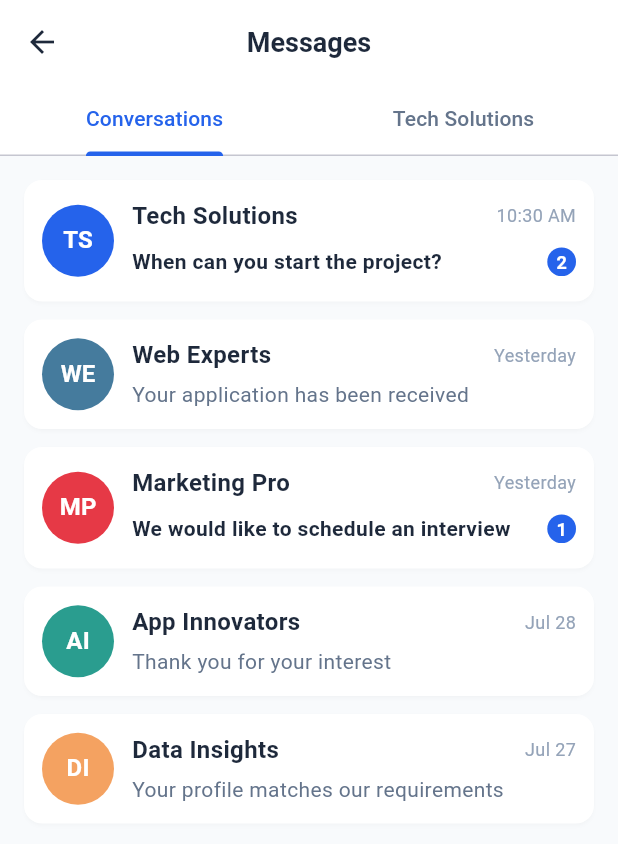
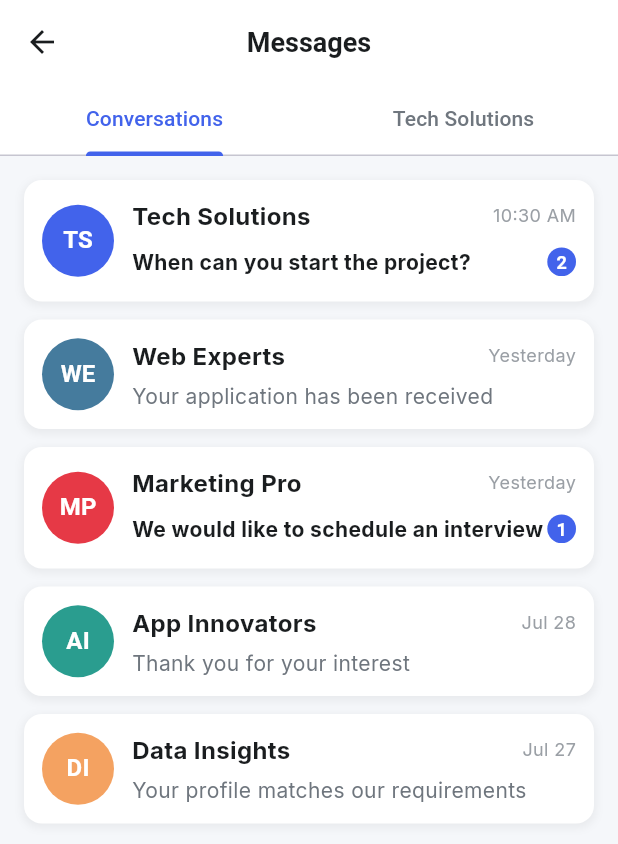
Before and after one commit to ConnectiWork/connecti-work-flutter-ui, a Flutter app: the ChatScreen screen opened directly, on a phone screen of 412 x 824 dp. Shown: the top 844 px of the screen. Run offline on Flutter 3.47's test engine with Material 3 defaults, Android fonts, the phone set to English and light mode, and no system bars; our stand-ins replace card_swiper, flutter_rating_bar, google_fonts, iconsax.

Commit message:
version 2

```diff
--- a/lib/theme/app_colors.dart
+++ b/lib/theme/app_colors.dart
@@ -2,21 +2,22 @@
 
 class AppColors {
   // Primary colors
-  static const Color primary = Color(0xFF2563EB); // Blue
-  static const Color primaryLight = Color(0xFF60A5FA);
-  static const Color primaryDark = Color(0xFF1E40AF);
+  static const Color primary = Color(0xFF4263EB); // Modern blue
+  static const Color primaryLight = Color(0xFFEEF1FF);
+  static const Color primaryDark = Color(0xFF2C4BE0);
 
   // Background colors
-  static const Color background = Color(0xFFF8FAFC);
+  static const Color background = Color(0xFFF5F7FA);
   static const Color cardBackground = Colors.white;
 
   // Text colors
-  static const Color textPrimary = Color(0xFF1E293B);
-  static const Color textSecondary = Color(0xFF64748B);
-  static const Color textLight = Color(0xFF94A3B8);
+  static const Color textPrimary = Color(0xFF1A1D1F);
+  static const Color textSecondary = Color(0xFF6F767E);
+  static const Color textLight = Color(0xFF9A9FA5);
 
   // Accent colors
-  static const Color accent = Color(0xFF10B981); // Green for success
+  static const Color accent = Color(0xFF38BDF8); // Blue accent
+  static const Color success = Color(0xFF22C55E); // Green for success
   static const Color warning = Color(0xFFF59E0B); // Amber for warnings
   static const Color error = Color(0xFFEF4444); // Red for errors
 
@@ -28,12 +29,19 @@
 
   // Gradient colors
   static const List<Color> blueGradient = [
-    Color(0xFF2563EB),
-    Color(0xFF3B82F6),
+    Color(0xFF4263EB),
+    Color(0xFF5E7BF7),
   ];
 
   // UI element colors
-  static const Color divider = Color(0xFFE2E8F0);
-  static const Color shadow = Color(0x1A000000);
-  static const Color shimmer = Color(0xFFE2E8F0);
+  static const Color divider = Color(0xFFEAEEF2);
+  static const Color shadow = Color(0x0D000000);
+  static const Color shimmer = Color(0xFFEEF1FF);
+
+  // Additional UI colors
+  static const Color card = Colors.white;
+  static const Color cardShadow = Color(0x0D000000);
+  static const Color tagBackground = Color(0xFFF5F7FA);
+  static const Color activeTab = Color(0xFF4263EB);
+  static const Color inactiveTab = Color(0xFF9A9FA5);
 }
--- a/lib/theme/app_text_styles.dart
+++ b/lib/theme/app_text_styles.dart
@@ -1,86 +1,113 @@
 import 'package:flutter/material.dart';
+import 'package:google_fonts/google_fonts.dart';
 import 'app_colors.dart';
 
 class AppTextStyles {
   // Headings
-  static const TextStyle heading1 = TextStyle(
+  static TextStyle heading1 = GoogleFonts.inter(
     fontSize: 28,
-    fontWeight: FontWeight.bold,
+    fontWeight: FontWeight.w700,
     color: AppColors.textPrimary,
     height: 1.3,
+    letterSpacing: -0.5,
   );
 
-  static const TextStyle heading2 = TextStyle(
+  static TextStyle heading2 = GoogleFonts.inter(
     fontSize: 24,
-    fontWeight: FontWeight.bold,
+    fontWeight: FontWeight.w700,
     color: AppColors.textPrimary,
     height: 1.3,
+    letterSpacing: -0.3,
   );
 
-  static const TextStyle heading3 = TextStyle(
+  static TextStyle heading3 = GoogleFonts.inter(
     fontSize: 20,
-    fontWeight: FontWeight.bold,
+    fontWeight: FontWeight.w600,
     color: AppColors.textPrimary,
     height: 1.3,
+    letterSpacing: -0.2,
   );
 
-  static const TextStyle heading4 = TextStyle(
+  static TextStyle heading4 = GoogleFonts.inter(
     fontSize: 18,
-    fontWeight: FontWeight.bold,
+    fontWeight: FontWeight.w600,
     color: AppColors.textPrimary,
     height: 1.3,
+    letterSpacing: -0.1,
   );
 
   // Body text
-  static const TextStyle bodyLarge = TextStyle(
+  static TextStyle bodyLarge = GoogleFonts.inter(
     fontSize: 16,
-    fontWeight: FontWeight.normal,
+    fontWeight: FontWeight.w400,
     color: AppColors.textPrimary,
     height: 1.5,
   );
 
-  static const TextStyle bodyMedium = TextStyle(
+  static TextStyle bodyMedium = GoogleFonts.inter(
     fontSize: 14,
-    fontWeight: FontWeight.normal,
+    fontWeight: FontWeight.w400,
     color: AppColors.textPrimary,
     height: 1.5,
   );
 
-  static const TextStyle bodySmall = TextStyle(
+  static TextStyle bodySmall = GoogleFonts.inter(
     fontSize: 12,
-    fontWeight: FontWeight.normal,
+    fontWeight: FontWeight.w400,
     color: AppColors.textSecondary,
     height: 1.5,
   );
 
   // Button text
-  static const TextStyle buttonLarge = TextStyle(
+  static TextStyle buttonLarge = GoogleFonts.inter(
     fontSize: 16,
-    fontWeight: FontWeight.bold,
+    fontWeight: FontWeight.w600,
     color: Colors.white,
     height: 1.5,
   );
 
-  static const TextStyle buttonMedium = TextStyle(
+  static TextStyle buttonMedium = GoogleFonts.inter(
     fontSize: 14,
-    fontWeight: FontWeight.bold,
+    fontWeight: FontWeight.w600,
     color: Colors.white,
     height: 1.5,
   );
 
   // Caption text
-  static const TextStyle caption = TextStyle(
+  static TextStyle caption = GoogleFonts.inter(
     fontSize: 12,
-    fontWeight: FontWeight.normal,
+    fontWeight: FontWeight.w400,
     color: AppColors.textLight,
     height: 1.5,
   );
 
   // Label text
-  static const TextStyle label = TextStyle(
+  static TextStyle label = GoogleFonts.inter(
     fontSize: 14,
     fontWeight: FontWeight.w500,
     color: AppColors.textSecondary,
     height: 1.5,
   );
+
+  // Special styles
+  static TextStyle price = GoogleFonts.inter(
+    fontSize: 24,
+    fontWeight: FontWeight.w700,
+    color: AppColors.primary,
+    height: 1.2,
+  );
+
+  static TextStyle tag = GoogleFonts.inter(
+    fontSize: 12,
+    fontWeight: FontWeight.w500,
+    color: AppColors.textSecondary,
+    height: 1.2,
+  );
+
+  static TextStyle cardTitle = GoogleFonts.inter(
+    fontSize: 16,
+    fontWeight: FontWeight.w600,
+    color: AppColors.textPrimary,
+    height: 1.3,
+  );
 }
--- a/lib/widgets/bottom_nav_bar.dart
+++ b/lib/widgets/bottom_nav_bar.dart
@@ -1,5 +1,7 @@
 import 'package:flutter/material.dart';
+import 'package:iconsax/iconsax.dart';
 import '../theme/app_colors.dart';
+import '../theme/app_text_styles.dart';
 
 class BottomNavBar extends StatelessWidget {
   final int currentIndex;
@@ -40,33 +42,32 @@
           backgroundColor: Colors.white,
           selectedItemColor: AppColors.primary,
           unselectedItemColor: AppColors.textLight,
-          selectedLabelStyle: const TextStyle(
+          selectedLabelStyle: AppTextStyles.caption.copyWith(
             fontWeight: FontWeight.w600,
-            fontSize: 12,
           ),
-          unselectedLabelStyle: const TextStyle(
+          unselectedLabelStyle: AppTextStyles.caption.copyWith(
             fontWeight: FontWeight.w500,
-            fontSize: 12,
           ),
+          elevation: 0,
           items: const [
             BottomNavigationBarItem(
-              icon: Icon(Icons.map_outlined),
-              activeIcon: Icon(Icons.map),
+              icon: Icon(Iconsax.home),
+              activeIcon: Icon(Iconsax.home_15),
               label: 'Home',
             ),
             BottomNavigationBarItem(
-              icon: Icon(Icons.work_outline),
-              activeIcon: Icon(Icons.work),
-              label: 'Jobs',
+              icon: Icon(Iconsax.briefcase),
+              activeIcon: Icon(Iconsax.briefcase5),
+              label: 'Discover',
             ),
             BottomNavigationBarItem(
-              icon: Icon(Icons.chat_bubble_outline),
-              activeIcon: Icon(Icons.chat_bubble),
-              label: 'Chat',
+              icon: Icon(Iconsax.message),
+              activeIcon: Icon(Iconsax.message5),
+              label: 'Messages',
             ),
             BottomNavigationBarItem(
-              icon: Icon(Icons.person_outline),
-              activeIcon: Icon(Icons.person),
+              icon: Icon(Iconsax.profile_circle),
+              activeIcon: Icon(Iconsax.profile_circle5),
               label: 'Profile',
             ),
           ],
--- a/lib/widgets/custom_button.dart
+++ b/lib/widgets/custom_button.dart
@@ -2,7 +2,7 @@
 import '../theme/app_colors.dart';
 import '../theme/app_text_styles.dart';
 
-enum ButtonType { primary, secondary, text }
+enum ButtonType { primary, secondary, text, outline }
 
 class CustomButton extends StatelessWidget {
   final String text;
@@ -45,6 +45,8 @@
         return _buildSecondaryButton();
       case ButtonType.text:
         return _buildTextButton();
+      case ButtonType.outline:
+        return _buildOutlineButton();
     }
   }
 
@@ -58,20 +60,38 @@
           borderRadius: BorderRadius.circular(borderRadius),
         ),
         elevation: 0,
+        padding: const EdgeInsets.symmetric(horizontal: 20),
       ),
       child: _buildButtonContent(Colors.white),
     );
   }
 
   Widget _buildSecondaryButton() {
+    return ElevatedButton(
+      onPressed: isLoading ? null : onPressed,
+      style: ElevatedButton.styleFrom(
+        backgroundColor: AppColors.primaryLight,
+        foregroundColor: AppColors.primary,
+        shape: RoundedRectangleBorder(
+          borderRadius: BorderRadius.circular(borderRadius),
+        ),
+        elevation: 0,
+        padding: const EdgeInsets.symmetric(horizontal: 20),
+      ),
+      child: _buildButtonContent(AppColors.primary),
+    );
+  }
+
+  Widget _buildOutlineButton() {
     return OutlinedButton(
       onPressed: isLoading ? null : onPressed,
       style: OutlinedButton.styleFrom(
         foregroundColor: AppColors.primary,
-        side: const BorderSide(color: AppColors.primary),
+        side: const BorderSide(color: AppColors.primary, width: 1.5),
         shape: RoundedRectangleBorder(
           borderRadius: BorderRadius.circular(borderRadius),
         ),
+        padding: const EdgeInsets.symmetric(horizontal: 20),
       ),
       child: _buildButtonContent(AppColors.primary),
     );
@@ -85,6 +105,7 @@
         shape: RoundedRectangleBorder(
           borderRadius: BorderRadius.circular(borderRadius),
         ),
+        padding: const EdgeInsets.symmetric(horizontal: 16),
       ),
       child: _buildButtonContent(AppColors.primary),
     );
@@ -109,17 +130,11 @@
         children: [
           Icon(icon, size: 18),
           const SizedBox(width: 8),
-          Text(
-            text,
-            style: AppTextStyles.buttonMedium.copyWith(color: color),
-          ),
+          Text(text, style: AppTextStyles.buttonMedium.copyWith(color: color)),
         ],
       );
     }
 
-    return Text(
-      text,
-      style: AppTextStyles.buttonMedium.copyWith(color: color),
-    );
+    return Text(text, style: AppTextStyles.buttonMedium.copyWith(color: color));
   }
 }
--- a/lib/widgets/custom_card.dart
+++ b/lib/widgets/custom_card.dart
@@ -10,6 +10,7 @@
   final VoidCallback? onTap;
   final bool hasBorder;
   final Color borderColor;
+  final bool isHighlighted;
 
   const CustomCard({
     super.key,
@@ -17,32 +18,43 @@
     this.padding = const EdgeInsets.all(16),
     this.borderRadius = 16,
     this.backgroundColor = Colors.white,
-    this.elevation = 2,
+    this.elevation = 1,
     this.onTap,
     this.hasBorder = false,
     this.borderColor = AppColors.divider,
+    this.isHighlighted = false,
   });
 
   @override
   Widget build(BuildContext context) {
-    return Material(
+    return Container(
+      decoration: BoxDecoration(
         color: backgroundColor,
-      elevation: elevation,
-      shadowColor: AppColors.shadow,
+        borderRadius: BorderRadius.circular(borderRadius),
+        border: hasBorder ? Border.all(color: borderColor, width: 1) : null,
+        boxShadow: [
+          BoxShadow(
+            color:
+                isHighlighted
+                    ? AppColors.primary.withAlpha(25)
+                    : AppColors.cardShadow,
+            blurRadius: elevation * 4,
+            spreadRadius: elevation,
+            offset: const Offset(0, 2),
+          ),
+        ],
+      ),
+      child: Material(
+        color: Colors.transparent,
         clipBehavior: Clip.antiAlias,
-      shape:
-          hasBorder
-              ? RoundedRectangleBorder(
         borderRadius: BorderRadius.circular(borderRadius),
-                side: BorderSide(color: borderColor, width: 1),
-              )
-              : RoundedRectangleBorder(
-                borderRadius: BorderRadius.circular(borderRadius),
-              ),
         child: InkWell(
           onTap: onTap,
+          splashColor: AppColors.primary.withAlpha(13),
+          highlightColor: AppColors.primary.withAlpha(13),
           borderRadius: BorderRadius.circular(borderRadius),
           child: Padding(padding: padding, child: child),
+        ),
       ),
     );
   }
--- a/pubspec.yaml
+++ b/pubspec.yaml
@@ -42,6 +42,11 @@
   cached_network_image: ^3.3.1
   flutter_rating_bar: ^4.0.1
   card_swiper: ^3.0.1
+  iconsax: ^0.0.8
+  phosphor_flutter: ^2.0.1
+  google_fonts: ^6.1.0
+  shimmer: ^3.0.0
+  flutter_animate: ^4.5.0
 
 dev_dependencies:
   flutter_test:
```
Also changed, not shown: pubspec.lock. Lines whose indentation alone changed are shown as unchanged.
